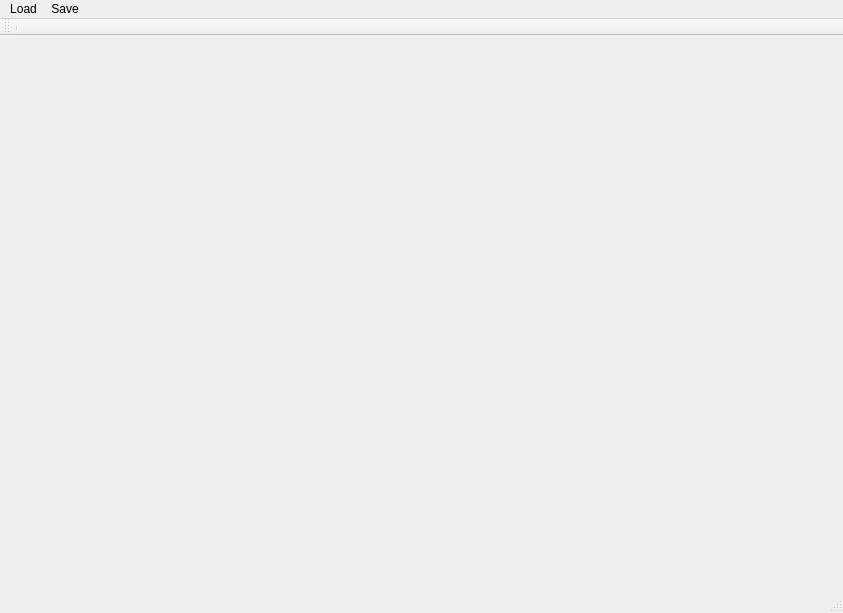
This is mainwindow.ui in nikich340/W3YmlSceneEditor as Qt 5 draws it before an edit. The edited form follows.
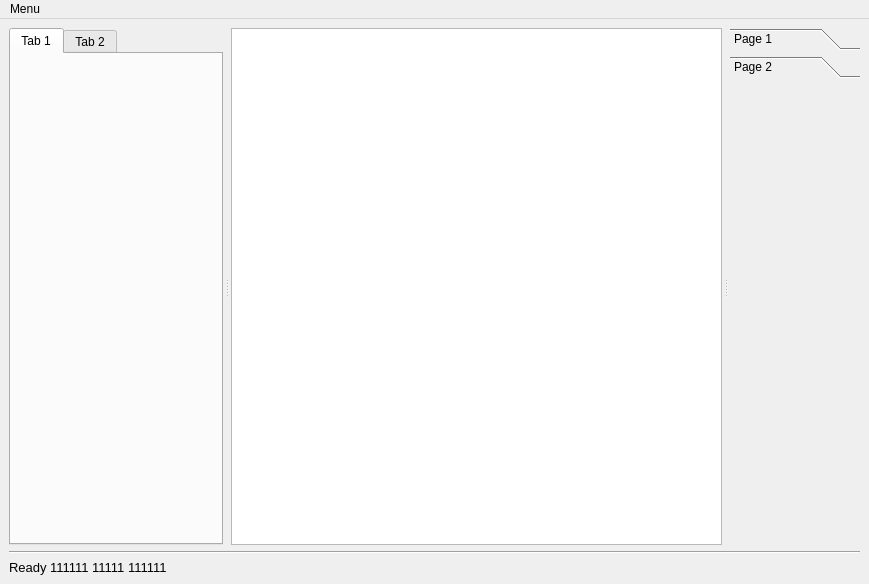
This is the edited form. Custom widgets are drawn as their Qt base class.

```diff
--- a/mainwindow.ui
+++ b/mainwindow.ui
@@ -2,66 +2,224 @@
 <ui version="4.0">
  <class>MainWindow</class>
  <widget class="QMainWindow" name="MainWindow">
+  <property name="enabled">
+   <bool>true</bool>
+  </property>
   <property name="geometry">
    <rect>
     <x>0</x>
     <y>0</y>
-    <width>843</width>
-    <height>613</height>
+    <width>869</width>
+    <height>584</height>
    </rect>
   </property>
-  <property name="minimumSize">
-   <size>
-    <width>100</width>
-    <height>100</height>
-   </size>
-  </property>
-  <property name="maximumSize">
-   <size>
-    <width>7680</width>
-    <height>7680</height>
-   </size>
+  <property name="sizePolicy">
+   <sizepolicy hsizetype="Preferred" vsizetype="Preferred">
+    <horstretch>0</horstretch>
+    <verstretch>0</verstretch>
+   </sizepolicy>
   </property>
   <property name="windowTitle">
    <string>W3 YML Scene Editor</string>
   </property>
-  <widget class="QWidget" name="centralwidget"/>
-  <widget class="QStatusBar" name="statusbar"/>
+  <property name="autoFillBackground">
+   <bool>false</bool>
+  </property>
+  <widget class="QWidget" name="centralwidget">
+   <property name="sizePolicy">
+    <sizepolicy hsizetype="Preferred" vsizetype="Preferred">
+     <horstretch>0</horstretch>
+     <verstretch>0</verstretch>
+    </sizepolicy>
+   </property>
+   <layout class="QVBoxLayout" name="verticalLayout">
+    <item>
+     <widget class="QWidget" name="widget" native="true">
+      <property name="sizePolicy">
+       <sizepolicy hsizetype="Preferred" vsizetype="MinimumExpanding">
+        <horstretch>0</horstretch>
+        <verstretch>0</verstretch>
+       </sizepolicy>
+      </property>
+      <layout class="QHBoxLayout" name="horizontalLayout">
+       <property name="spacing">
+        <number>0</number>
+       </property>
+       <property name="sizeConstraint">
+        <enum>QLayout::SetDefaultConstraint</enum>
+       </property>
+       <property name="leftMargin">
+        <number>0</number>
+       </property>
+       <property name="topMargin">
+        <number>0</number>
+       </property>
+       <property name="rightMargin">
+        <number>0</number>
+       </property>
+       <property name="bottomMargin">
+        <number>0</number>
+       </property>
+       <item>
+        <widget class="QSplitter" name="splitter">
+         <property name="sizePolicy">
+          <sizepolicy hsizetype="Expanding" vsizetype="MinimumExpanding">
+           <horstretch>0</horstretch>
+           <verstretch>0</verstretch>
+          </sizepolicy>
+         </property>
+         <property name="orientation">
+          <enum>Qt::Horizontal</enum>
+         </property>
+         <property name="opaqueResize">
+          <bool>true</bool>
+         </property>
+         <property name="handleWidth">
+          <number>8</number>
+         </property>
+         <property name="childrenCollapsible">
+          <bool>false</bool>
+         </property>
+         <widget class="QTabWidget" name="sceneTab">
+          <property name="sizePolicy">
+           <sizepolicy hsizetype="Preferred" vsizetype="MinimumExpanding">
+            <horstretch>0</horstretch>
+            <verstretch>0</verstretch>
+           </sizepolicy>
+          </property>
+          <widget class="QWidget" name="tab">
+           <attribute name="title">
+            <string>Tab 1</string>
+           </attribute>
+          </widget>
+          <widget class="QWidget" name="tab_2">
+           <attribute name="title">
+            <string>Tab 2</string>
+           </attribute>
+          </widget>
+         </widget>
+         <widget class="MyGraphicsView" name="gView">
+          <property name="sizePolicy">
+           <sizepolicy hsizetype="Preferred" vsizetype="MinimumExpanding">
+            <horstretch>0</horstretch>
+            <verstretch>0</verstretch>
+           </sizepolicy>
+          </property>
+          <property name="minimumSize">
+           <size>
+            <width>400</width>
+            <height>0</height>
+           </size>
+          </property>
+         </widget>
+         <widget class="QToolBox" name="shotBox">
+          <property name="sizePolicy">
+           <sizepolicy hsizetype="Preferred" vsizetype="MinimumExpanding">
+            <horstretch>0</horstretch>
+            <verstretch>0</verstretch>
+           </sizepolicy>
+          </property>
+          <property name="currentIndex">
+           <number>1</number>
+          </property>
+          <widget class="QWidget" name="page">
+           <property name="geometry">
+            <rect>
+             <x>0</x>
+             <y>0</y>
+             <width>160</width>
+             <height>421</height>
+            </rect>
+           </property>
+           <attribute name="label">
+            <string>Page 1</string>
+           </attribute>
+          </widget>
+          <widget class="QWidget" name="page_2">
+           <property name="geometry">
+            <rect>
+             <x>0</x>
+             <y>0</y>
+             <width>160</width>
+             <height>421</height>
+            </rect>
+           </property>
+           <attribute name="label">
+            <string>Page 2</string>
+           </attribute>
+          </widget>
+         </widget>
+        </widget>
+       </item>
+      </layout>
+     </widget>
+    </item>
+    <item>
+     <widget class="Line" name="line_3">
+      <property name="orientation">
+       <enum>Qt::Horizontal</enum>
+      </property>
+     </widget>
+    </item>
+    <item>
+     <widget class="QLabel" name="infoLabel">
+      <property name="sizePolicy">
+       <sizepolicy hsizetype="MinimumExpanding" vsizetype="Maximum">
+        <horstretch>0</horstretch>
+        <verstretch>0</verstretch>
+       </sizepolicy>
+      </property>
+      <property name="minimumSize">
+       <size>
+        <width>100</width>
+        <height>0</height>
+       </size>
+      </property>
+      <property name="font">
+       <font>
+        <pointsize>10</pointsize>
+        <weight>50</weight>
+        <italic>false</italic>
+        <bold>false</bold>
+        <kerning>true</kerning>
+       </font>
+      </property>
+      <property name="text">
+       <string>Ready 111111 11111 111111</string>
+      </property>
+      <property name="textFormat">
+       <enum>Qt::AutoText</enum>
+      </property>
+      <property name="scaledContents">
+       <bool>false</bool>
+      </property>
+      <property name="alignment">
+       <set>Qt::AlignLeading|Qt::AlignLeft|Qt::AlignTop</set>
+      </property>
+      <property name="wordWrap">
+       <bool>true</bool>
+      </property>
+     </widget>
+    </item>
+   </layout>
+  </widget>
   <widget class="QMenuBar" name="menubar">
    <property name="geometry">
     <rect>
      <x>0</x>
      <y>0</y>
-     <width>843</width>
+     <width>869</width>
      <height>29</height>
     </rect>
    </property>
-   <widget class="QMenu" name="menuLoad">
+   <widget class="QMenu" name="menuMenu">
     <property name="title">
-     <string>Load</string>
+     <string>Menu</string>
     </property>
     <addaction name="actionLoad_A"/>
     <addaction name="actionLoad_B"/>
    </widget>
-   <widget class="QMenu" name="menuSave">
-    <property name="title">
-     <string>Save</string>
-    </property>
-   </widget>
-   <addaction name="menuLoad"/>
-   <addaction name="menuSave"/>
-  </widget>
-  <widget class="QToolBar" name="toolBar">
-   <property name="windowTitle">
-    <string>toolBar</string>
-   </property>
-   <attribute name="toolBarArea">
-    <enum>TopToolBarArea</enum>
-   </attribute>
-   <attribute name="toolBarBreak">
-    <bool>false</bool>
-   </attribute>
-   <addaction name="separator"/>
+   <addaction name="menuMenu"/>
   </widget>
   <action name="actionLoad_A">
    <property name="text">
@@ -74,6 +232,13 @@
    </property>
   </action>
  </widget>
+ <customwidgets>
+  <customwidget>
+   <class>MyGraphicsView</class>
+   <extends>QGraphicsView</extends>
+   <header>mygraphicsview.h</header>
+  </customwidget>
+ </customwidgets>
  <resources/>
  <connections/>
 </ui>
```
Left out of the diff: 22 changed lines with no effect on the pictures.
